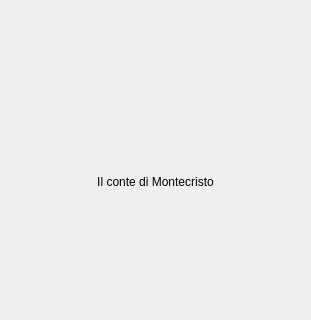
Qt form media.ui (BigBuckBunny12/Progetto-PAO) before a commit; both pictures show x 0 to 311 and y 220 to 540 of the 311 by 540 pixel window.
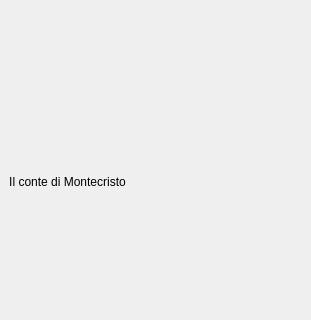
The same form after that commit. Icons and pictures are not drawn.

Commit message: Durata custom widget, feedback errori, icone media, copertine con keepAspectRatio, rework resize griglia

Diff of the .ui file:
```diff
--- a/media.ui
+++ b/media.ui
@@ -61,11 +61,35 @@
        </widget>
       </item>
       <item>
+       <layout class="QHBoxLayout" name="textLayout">
+        <item>
        <widget class="QLabel" name="mediaTitle">
         <property name="text">
          <string>&lt;html&gt;&lt;head/&gt;&lt;body&gt;&lt;p align=&quot;center&quot;&gt;Il conte di Montecristo&lt;/p&gt;&lt;/body&gt;&lt;/html&gt;</string>
         </property>
        </widget>
+        </item>
+        <item>
+         <spacer name="horizontalSpacer">
+          <property name="orientation">
+           <enum>Qt::Orientation::Horizontal</enum>
+          </property>
+          <property name="sizeHint" stdset="0">
+           <size>
+            <width>40</width>
+            <height>20</height>
+           </size>
+          </property>
+         </spacer>
+        </item>
+        <item>
+         <widget class="QLabel" name="icon">
+          <property name="text">
+           <string/>
+          </property>
+         </widget>
+        </item>
+       </layout>
       </item>
      </layout>
     </widget>
```
Lines whose indentation alone changed are shown as unchanged. The commit also changes 53 other files.
